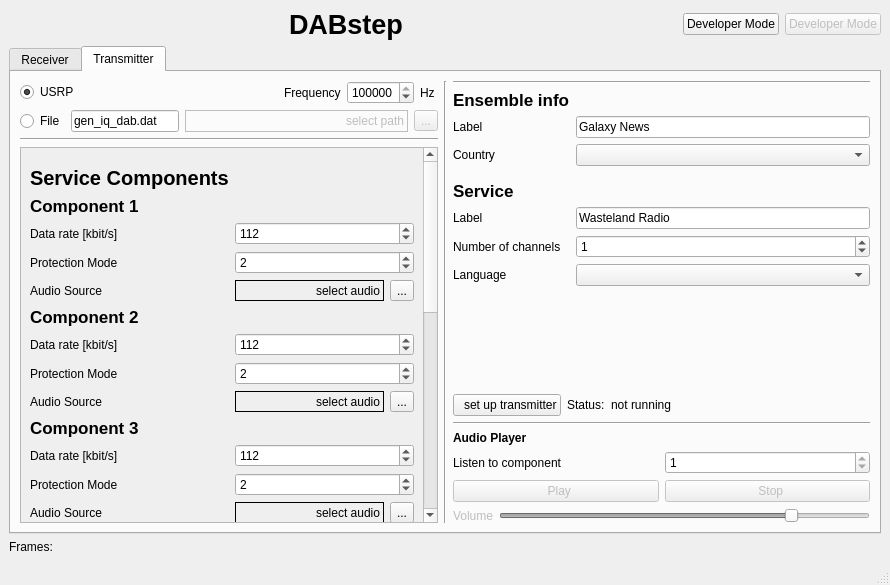
First picture: the form in python/GUI/user_frontend.ui, repository kit-cel/gr-dab, before the edit.
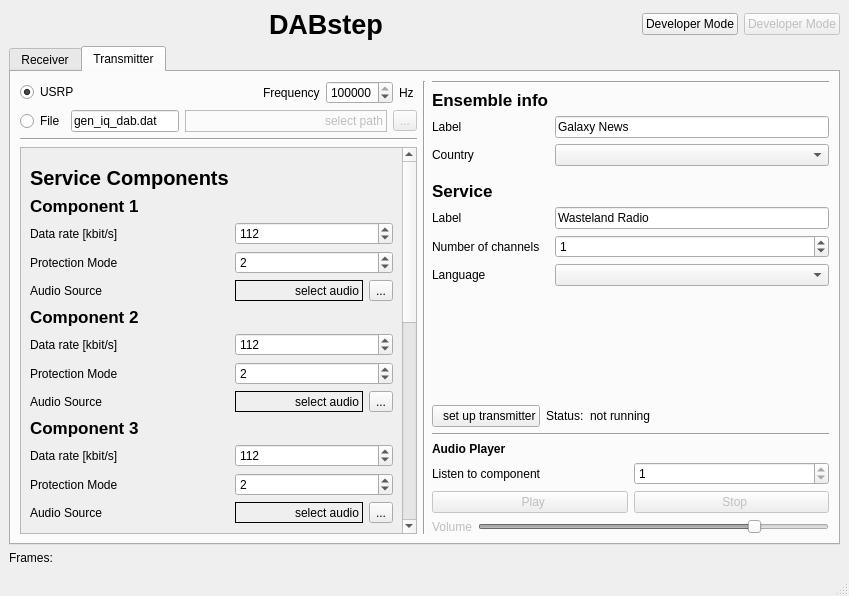
Second picture: the form after the edit. The open tabs and pages were chosen to show the change. Icons and pictures are not drawn.

Commit message: GUI window size

The edit to the form file:
```diff
--- a/python/GUI/user_frontend.ui
+++ b/python/GUI/user_frontend.ui
@@ -6,8 +6,8 @@
    <rect>
     <x>0</x>
     <y>0</y>
-    <width>890</width>
-    <height>585</height>
+    <width>849</width>
+    <height>596</height>
    </rect>
   </property>
   <property name="windowTitle">
@@ -810,7 +810,7 @@
                 <rect>
                  <x>0</x>
                  <y>0</y>
-                 <width>397</width>
+                 <width>369</width>
                  <height>954</height>
                 </rect>
                </property>
```
Left out of the diff: 8 changed lines with no effect on the pictures. The commit also changes 2 other files.
